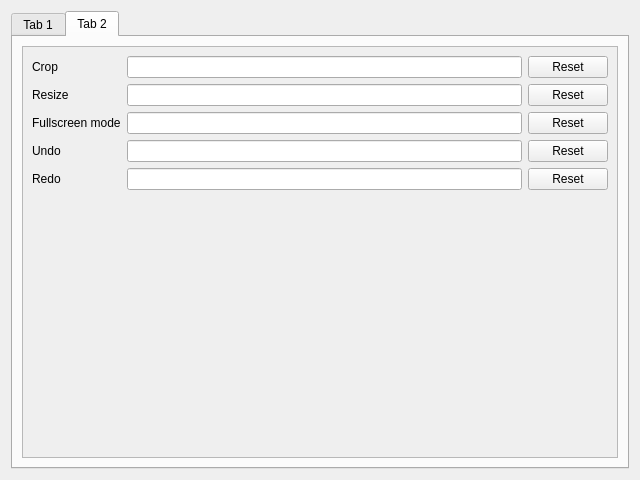
abodnyaUA/qimageviewer, file settings.ui: the form before one commit.
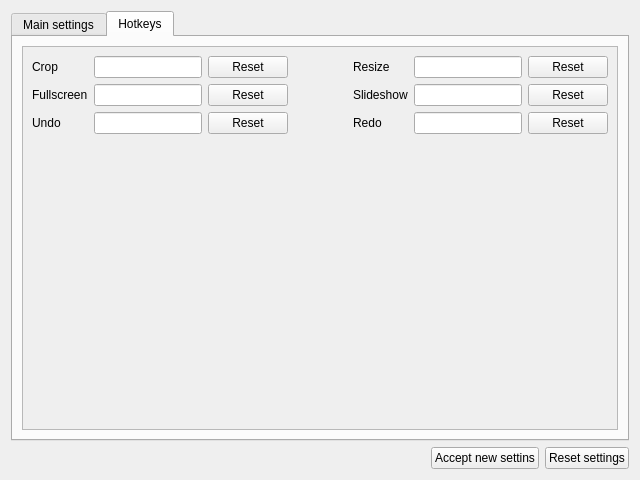
The form after the commit. The open tabs and pages were chosen to show the change.

Patch:
```diff
--- a/settings.ui
+++ b/settings.ui
@@ -13,7 +13,7 @@
   <property name="windowTitle">
    <string>Form</string>
   </property>
-  <layout class="QHBoxLayout" name="horizontalLayout">
+  <layout class="QVBoxLayout" name="verticalLayout_3">
    <item>
     <widget class="QTabWidget" name="tabWidget">
      <property name="currentIndex">
@@ -21,7 +21,7 @@
      </property>
      <widget class="QWidget" name="tabMainSettings">
       <attribute name="title">
-       <string>Tab 1</string>
+       <string>Main settings</string>
       </attribute>
       <layout class="QVBoxLayout" name="verticalLayout_2">
        <item>
@@ -78,42 +78,11 @@
          </property>
         </spacer>
        </item>
-       <item>
-        <layout class="QHBoxLayout" name="horizontalLayout_3">
-         <item>
-          <spacer name="horizontalSpacer">
-           <property name="orientation">
-            <enum>Qt::Horizontal</enum>
-           </property>
-           <property name="sizeHint" stdset="0">
-            <size>
-             <width>40</width>
-             <height>20</height>
-            </size>
-           </property>
-          </spacer>
-         </item>
-         <item>
-          <widget class="QPushButton" name="pushButton_7">
-           <property name="text">
-            <string>Accept new settins</string>
-           </property>
-          </widget>
-         </item>
-         <item>
-          <widget class="QPushButton" name="pushButton_6">
-           <property name="text">
-            <string>Reset settings</string>
-           </property>
-          </widget>
-         </item>
-        </layout>
-       </item>
       </layout>
      </widget>
      <widget class="QWidget" name="tabHotkeys">
       <attribute name="title">
-       <string>Tab 2</string>
+       <string>Hotkeys</string>
       </attribute>
       <layout class="QGridLayout" name="gridLayout">
        <item row="0" column="0">
@@ -127,24 +96,10 @@
             <x>0</x>
             <y>0</y>
             <width>598</width>
-            <height>409</height>
+            <height>374</height>
            </rect>
           </property>
           <layout class="QGridLayout" name="gridLayout_2">
-           <item row="1" column="0">
-            <widget class="QLabel" name="label_3">
-             <property name="text">
-              <string>Resize</string>
-             </property>
-            </widget>
-           </item>
-           <item row="1" column="2">
-            <widget class="QPushButton" name="pushButton">
-             <property name="text">
-              <string>Reset</string>
-             </property>
-            </widget>
-           </item>
            <item row="5" column="0">
             <spacer name="verticalSpacer_2">
              <property name="orientation">
@@ -158,23 +113,13 @@
              </property>
             </spacer>
            </item>
-           <item row="0" column="2">
-            <widget class="QPushButton" name="pushButton_2">
+           <item row="3" column="2">
+            <widget class="QPushButton" name="undoResetButton">
              <property name="text">
               <string>Reset</string>
              </property>
             </widget>
            </item>
-           <item row="0" column="1">
-            <widget class="QLineEdit" name="lineEdit"/>
-           </item>
-           <item row="3" column="0">
-            <widget class="QLabel" name="label_5">
-             <property name="text">
-              <string>Undo</string>
-             </property>
-            </widget>
-           </item>
            <item row="0" column="0">
             <widget class="QLabel" name="label_2">
              <property name="text">
@@ -182,8 +127,26 @@
              </property>
             </widget>
            </item>
-           <item row="1" column="1">
-            <widget class="QLineEdit" name="lineEdit_2"/>
+           <item row="3" column="4">
+            <widget class="QLabel" name="label_6">
+             <property name="text">
+              <string>Redo</string>
+             </property>
+            </widget>
+           </item>
+           <item row="3" column="0">
+            <widget class="QLabel" name="label_5">
+             <property name="text">
+              <string>Undo</string>
+             </property>
+            </widget>
+           </item>
+           <item row="0" column="2">
+            <widget class="QPushButton" name="cropResetButton">
+             <property name="text">
+              <string>Reset</string>
+             </property>
+            </widget>
            </item>
            <item row="2" column="2">
             <widget class="QPushButton" name="pushButton_3">
@@ -192,42 +155,104 @@
              </property>
             </widget>
            </item>
+           <item row="0" column="5">
+            <widget class="QLineEdit" name="resizeHotkeyEdit"/>
+           </item>
+           <item row="3" column="1">
+            <widget class="QLineEdit" name="undoHotkeyEdit"/>
+           </item>
            <item row="2" column="0">
             <widget class="QLabel" name="label_4">
              <property name="text">
-              <string>Fullscreen mode</string>
+              <string>Fullscreen</string>
              </property>
             </widget>
            </item>
            <item row="2" column="1">
             <widget class="QLineEdit" name="lineEdit_3"/>
            </item>
-           <item row="3" column="1">
-            <widget class="QLineEdit" name="lineEdit_4"/>
+           <item row="2" column="5">
+            <widget class="QLineEdit" name="slideshowHotkeyEdit"/>
            </item>
-           <item row="3" column="2">
-            <widget class="QPushButton" name="pushButton_4">
+           <item row="3" column="5">
+            <widget class="QLineEdit" name="redoHotkeyEdit"/>
+           </item>
+           <item row="0" column="4">
+            <widget class="QLabel" name="label_3">
              <property name="text">
+              <string>Resize</string>
+             </property>
+            </widget>
+           </item>
+           <item row="3" column="6">
+            <widget class="QPushButton" name="redoResetButton">
+             <property name="text">
               <string>Reset</string>
              </property>
             </widget>
            </item>
-           <item row="4" column="2">
-            <widget class="QPushButton" name="pushButton_5">
+           <item row="2" column="4">
+            <widget class="QLabel" name="label_7">
              <property name="text">
+              <string>Slideshow</string>
+             </property>
+            </widget>
+           </item>
+           <item row="2" column="6">
+            <widget class="QPushButton" name="slideshowResetButton">
+             <property name="text">
               <string>Reset</string>
              </property>
             </widget>
            </item>
-           <item row="4" column="0">
-            <widget class="QLabel" name="label_6">
+           <item row="0" column="6">
+            <widget class="QPushButton" name="resizeResetButton">
              <property name="text">
-              <string>Redo</string>
+              <string>Reset</string>
              </property>
             </widget>
            </item>
-           <item row="4" column="1">
-            <widget class="QLineEdit" name="lineEdit_5"/>
+           <item row="0" column="1">
+            <widget class="QLineEdit" name="cropHotkeyEdit"/>
+           </item>
+           <item row="0" column="3">
+            <spacer name="horizontalSpacer_2">
+             <property name="orientation">
+              <enum>Qt::Horizontal</enum>
+             </property>
+             <property name="sizeHint" stdset="0">
+              <size>
+               <width>40</width>
+               <height>20</height>
+              </size>
+             </property>
+            </spacer>
+           </item>
+           <item row="2" column="3">
+            <spacer name="horizontalSpacer_3">
+             <property name="orientation">
+              <enum>Qt::Horizontal</enum>
+             </property>
+             <property name="sizeHint" stdset="0">
+              <size>
+               <width>40</width>
+               <height>20</height>
+              </size>
+             </property>
+            </spacer>
+           </item>
+           <item row="3" column="3">
+            <spacer name="horizontalSpacer_4">
+             <property name="orientation">
+              <enum>Qt::Horizontal</enum>
+             </property>
+             <property name="sizeHint" stdset="0">
+              <size>
+               <width>40</width>
+               <height>20</height>
+              </size>
+             </property>
+            </spacer>
            </item>
           </layout>
          </widget>
@@ -237,6 +262,37 @@
      </widget>
     </widget>
    </item>
+   <item>
+    <layout class="QHBoxLayout" name="horizontalLayout_3">
+     <item>
+      <spacer name="horizontalSpacer">
+       <property name="orientation">
+        <enum>Qt::Horizontal</enum>
+       </property>
+       <property name="sizeHint" stdset="0">
+        <size>
+         <width>40</width>
+         <height>20</height>
+        </size>
+       </property>
+      </spacer>
+     </item>
+     <item>
+      <widget class="QPushButton" name="acceptButton">
+       <property name="text">
+        <string>Accept new settins</string>
+       </property>
+      </widget>
+     </item>
+     <item>
+      <widget class="QPushButton" name="resetButton">
+       <property name="text">
+        <string>Reset settings</string>
+       </property>
+      </widget>
+     </item>
+    </layout>
+   </item>
   </layout>
  </widget>
  <resources/>
```
Left out of the diff: 85 changed lines with no effect on the pictures.
